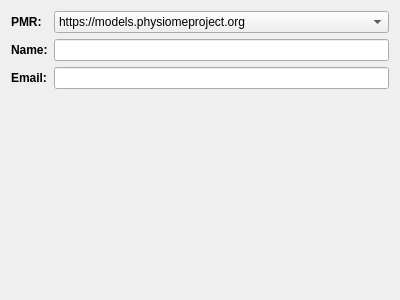
Old version of the form src/plugins/support/PMRSupport/src/pmrsupportpreferenceswidget.ui in the repository opencor/opencor.
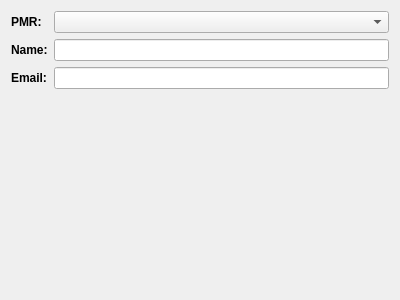
New version of the form.

Commit message: PMR Workspaces window: some work on allowing the PMR instance to be set in user Preferences (#1069) [ci skip].

The edit to the form file:
```diff
--- a/src/plugins/support/PMRSupport/src/pmrsupportpreferenceswidget.ui
+++ b/src/plugins/support/PMRSupport/src/pmrsupportpreferenceswidget.ui
@@ -37,16 +37,6 @@
          <verstretch>0</verstretch>
         </sizepolicy>
        </property>
-       <item>
-        <property name="text">
-         <string>https://models.physiomeproject.org</string>
-        </property>
-       </item>
-       <item>
-        <property name="text">
-         <string>https://staging.physiomeproject.org</string>
-        </property>
-       </item>
       </widget>
      </item>
      <item row="1" column="0">
```
The commit also changes 2 other files.
